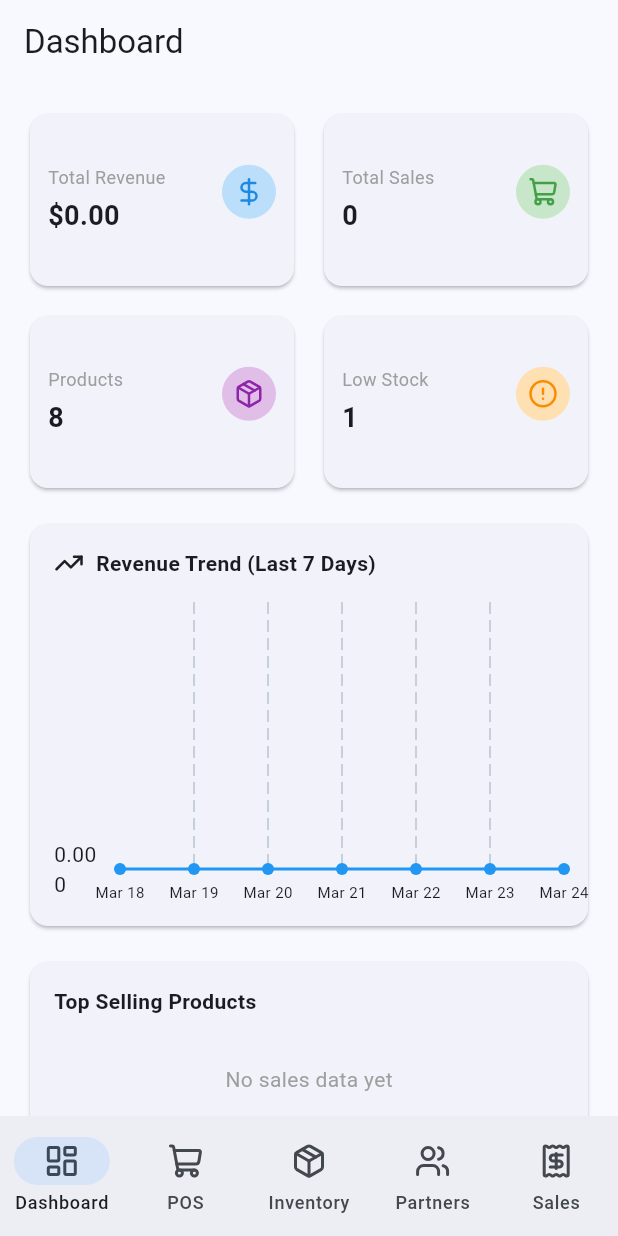
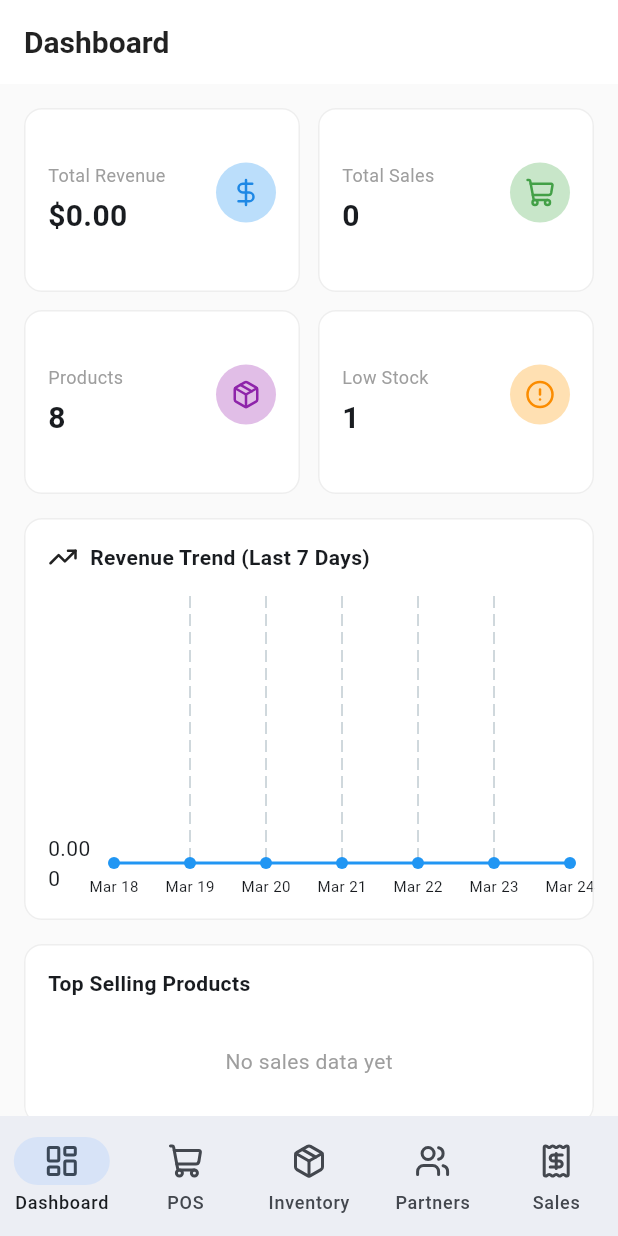
Before and after one commit to lemmerizzu/take-pos, a Flutter app: the screen it shows after launch, on a phone screen of 412 x 824 dp. Run offline on Flutter 3.47's test engine with Material 3 defaults, Android fonts, the phone set to English and light mode, and no system bars; drawn by our look-alikes of fl_chart; our stand-ins replace flutter_riverpod, go_router, lucide_icons, shared_preferences.

Commit message:
style: enhance UI visuals to match React prototype
Updated the global Material 3 `ThemeData` to closely resemble the flat, clean Tailwind aesthetic of the original React POS application:
- Set global scaffold and background colors to `grey.shade50`.
- Applied a custom `CardThemeData` with zero elevation and rounded borders (`Radius.circular(12)`).
- Customized `AppBarTheme` to remove elevation and enforce black text on white backgrounds.
- Standardized `InputDecorationTheme` with filled white backgrounds, rounded borders, and grey hints.
- Refined Dashboard metric cards and chart colors (using `withValues(alpha:)` to resolve deprecation warnings).
- Updated the POS product grid cards to include distinct grey image placeholders and adjusted typography weights.

Co-authored-by: lemmerizzu <63352629+lemmerizzu@users.noreply.github.com>

```diff
--- a/lib/main.dart
+++ b/lib/main.dart
@@ -19,7 +19,53 @@ class MyApp extends ConsumerWidget {
     return MaterialApp.router(
       title: 'Atma Grosir POS',
       theme: ThemeData(
-        colorScheme: ColorScheme.fromSeed(seedColor: Colors.blue),
+        colorScheme: ColorScheme.fromSeed(
+          seedColor: Colors.blue,
+          surface: Colors.grey.shade50,
+        ),
+        scaffoldBackgroundColor: Colors.grey.shade50,
+        appBarTheme: const AppBarTheme(
+          backgroundColor: Colors.white,
+          elevation: 0,
+          scrolledUnderElevation: 0,
+          centerTitle: false,
+          iconTheme: IconThemeData(color: Colors.black87),
+          titleTextStyle: TextStyle(
+            color: Colors.black87,
+            fontSize: 20,
+            fontWeight: FontWeight.w600,
+          ),
+        ),
+        cardTheme: CardThemeData(
+          color: Colors.white,
+          elevation: 0,
+          margin: EdgeInsets.zero,
+          shape: RoundedRectangleBorder(
+            borderRadius: BorderRadius.circular(12),
+            side: BorderSide(color: Colors.grey.shade200, width: 1),
+          ),
+        ),
+        inputDecorationTheme: InputDecorationTheme(
+          filled: true,
+          fillColor: Colors.white,
+          contentPadding: const EdgeInsets.symmetric(
+            horizontal: 16,
+            vertical: 12,
+          ),
+          border: OutlineInputBorder(
+            borderRadius: BorderRadius.circular(8),
+            borderSide: BorderSide(color: Colors.grey.shade300),
+          ),
+          enabledBorder: OutlineInputBorder(
+            borderRadius: BorderRadius.circular(8),
+            borderSide: BorderSide(color: Colors.grey.shade300),
+          ),
+          focusedBorder: OutlineInputBorder(
+            borderRadius: BorderRadius.circular(8),
+            borderSide: const BorderSide(color: Colors.blue, width: 2),
+          ),
+          hintStyle: TextStyle(color: Colors.grey.shade400, fontSize: 14),
+        ),
         useMaterial3: true,
       ),
       routerConfig: router,
--- a/lib/screens/dashboard_screen.dart
+++ b/lib/screens/dashboard_screen.dart
@@ -192,7 +192,7 @@ class DashboardScreen extends ConsumerWidget {
                             isStrokeCapRound: true,
                             belowBarData: BarAreaData(
                               show: true,
-                              color: Colors.blue.withOpacity(0.3),
+                              color: Colors.blue.withValues(alpha: 0.3),
                             ),
                           ),
                         ],
@@ -429,7 +429,7 @@ class _MetricCard extends StatelessWidget {
   Widget build(BuildContext context) {
     return Card(
       child: Padding(
-        padding: const EdgeInsets.all(12.0),
+        padding: const EdgeInsets.all(16.0),
         child: Column(
           crossAxisAlignment: CrossAxisAlignment.start,
           mainAxisAlignment: MainAxisAlignment.center,
@@ -453,8 +453,8 @@ class _MetricCard extends StatelessWidget {
                       Text(
                         value,
                         style: const TextStyle(
-                          fontSize: 18,
-                          fontWeight: FontWeight.bold,
+                          fontSize: 20,
+                          fontWeight: FontWeight.w600,
                         ),
                         overflow: TextOverflow.ellipsis,
                       ),
@@ -462,12 +462,15 @@ class _MetricCard extends StatelessWidget {
                   ),
                 ),
                 Container(
-                  padding: const EdgeInsets.all(8),
+                  width: 40,
+                  height: 40,
                   decoration: BoxDecoration(
                     color: color.shade100,
                     shape: BoxShape.circle,
                   ),
-                  child: Icon(icon, color: color.shade600, size: 20),
+                  child: Center(
+                    child: Icon(icon, color: color.shade600, size: 20),
+                  ),
                 ),
               ],
             ),
```
Also changed, not shown: lib/screens/pos_screen.dart (+44 -17 lines).
